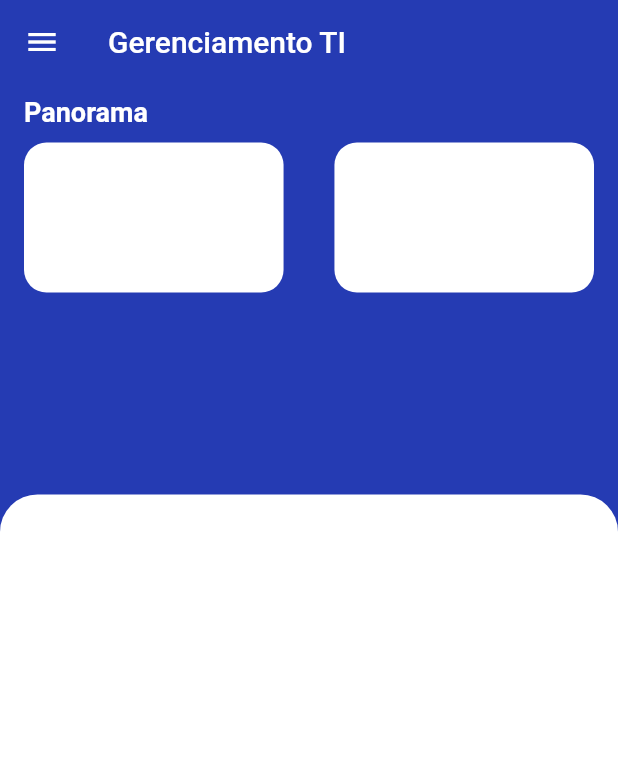
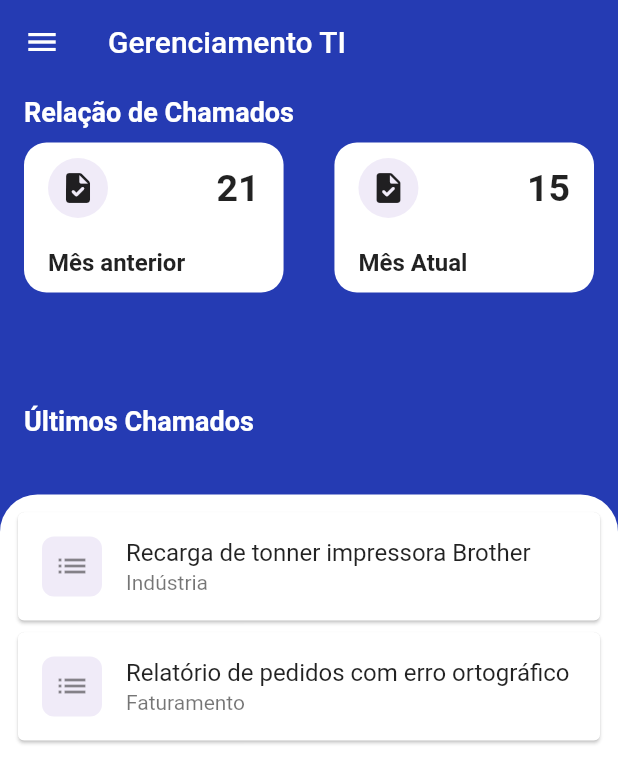
Before and after one commit to notria-12/sinc_forms, a Flutter app: the HomePage screen opened by its route, on a phone screen of 412 x 824 dp. Shown: the top 783 px of the screen. Run offline on Flutter 3.47's test engine with Material 2 defaults, Android fonts, the phone set to English and light mode, and no system bars; our stand-ins replace cloud_firestore, firebase_core, flutter_form_builder, flutter_modular; accounts and stored records are empty.

Commit message:
home to TI finalized

```diff
--- a/lib/modules/home/ti_home_page.dart
+++ b/lib/modules/home/ti_home_page.dart
@@ -30,7 +30,7 @@ class _HomePageState extends State<HomePage> {
                 crossAxisAlignment: CrossAxisAlignment.start,
                 children: [
                   Text(
-                    "Panorama",
+                    "Relação de Chamados",
                     style: TextStyle(
                         color: Colors.white,
                         fontFamily: "Roboto",
@@ -44,34 +44,154 @@ class _HomePageState extends State<HomePage> {
                     mainAxisAlignment: MainAxisAlignment.spaceBetween,
                     children: [
                       Container(
+                        padding: EdgeInsets.symmetric(horizontal: 16),
                         height: 100,
                         width: MediaQuery.of(context).size.width * 0.42,
                         decoration: BoxDecoration(
                             color: Colors.white,
                             borderRadius: BorderRadius.circular(15)),
+                        child: Column(
+                          mainAxisAlignment: MainAxisAlignment.spaceAround,
+                          crossAxisAlignment: CrossAxisAlignment.start,
+                          children: [
+                            Row(
+                              mainAxisAlignment: MainAxisAlignment.spaceBetween,
+                              children: [
+                                Container(
+                                  child:
+                                      Center(child: Icon(Icons.task_rounded)),
+                                  height: 40,
+                                  width: 40,
+                                  decoration: BoxDecoration(
+                                      shape: BoxShape.circle,
+                                      color: Color.fromRGBO(240, 235, 248, 1)),
+                                ),
+                                Text(
+                                  "21",
+                                  style: TextStyle(
+                                      // color: Colors.white,
+                                      fontFamily: "Roboto",
+                                      fontSize: 25,
+                                      fontWeight: FontWeight.w600),
+                                )
+                              ],
+                            ),
+                            Text("Mês anterior",
+                                style: TextStyle(
+                                    // color: Colors.white,
+                                    fontFamily: "Roboto",
+                                    fontSize: 16,
+                                    fontWeight: FontWeight.w600)),
+                          ],
+                        ),
                       ),
                       Container(
                         height: 100,
+                        padding: EdgeInsets.symmetric(horizontal: 16),
                         width: MediaQuery.of(context).size.width * 0.42,
                         decoration: BoxDecoration(
                             color: Colors.white,
                             borderRadius: BorderRadius.circular(15)),
+                        child: Column(
+                          mainAxisAlignment: MainAxisAlignment.spaceAround,
+                          crossAxisAlignment: CrossAxisAlignment.start,
+                          children: [
+                            Row(
+                              mainAxisAlignment: MainAxisAlignment.spaceBetween,
+                              children: [
+                                Container(
+                                  child:
+                                      Center(child: Icon(Icons.task_rounded)),
+                                  height: 40,
+                                  width: 40,
+                                  decoration: BoxDecoration(
+                                      shape: BoxShape.circle,
+                                      color: Color.fromRGBO(240, 235, 248, 1)),
+                                ),
+                                Text(
+                                  "15",
+                                  style: TextStyle(
+                                      // color: Colors.white,
+                                      fontFamily: "Roboto",
+                                      fontSize: 25,
+                                      fontWeight: FontWeight.w600),
+                                )
+                              ],
+                            ),
+                            Text("Mês Atual",
+                                style: TextStyle(
+                                    // color: Colors.white,
+                                    fontFamily: "Roboto",
+                                    fontSize: 16,
+                                    fontWeight: FontWeight.w600)),
+                          ],
+                        ),
                       )
                     ],
                   )
                 ],
               ),
             ),
+            Positioned(
+              top: MediaQuery.of(context).size.height * 0.26,
+              child: Padding(
+                padding: const EdgeInsets.only(left: 16),
+                child: Text(
+                  "Últimos Chamados",
+                  style: TextStyle(
+                      color: Colors.white,
+                      fontFamily: "Roboto",
+                      fontSize: 18,
+                      fontWeight: FontWeight.w700),
+                ),
+              ),
+            ),
             Align(
                 alignment: Alignment.bottomCenter,
                 // top: hei,
                 child: Container(
+                  padding: EdgeInsets.all(8.0),
                   decoration: BoxDecoration(
                       color: Colors.white,
                       borderRadius: BorderRadius.only(
                           topLeft: Radius.circular(25),
                           topRight: Radius.circular(25))),
                   height: MediaQuery.of(context).size.height * 0.6,
+                  child: ListView(
+                    children: [
+                      Card(
+                        child: ListTile(
+                          leading: Container(
+                            height: 40,
+                            width: 40,
+                            decoration: BoxDecoration(
+                                color: Color.fromRGBO(240, 235, 248, 1),
+                                borderRadius: BorderRadius.circular(8)),
+                            child: Icon(Icons.list),
+                          ),
+                          title: Text("Recarga de tonner impressora Brother"),
+                          subtitle: Text("Indústria"),
+                        ),
+                      ),
+                      Card(
+                        child: ListTile(
+                          leading: Container(
+                            height: 40,
+                            width: 40,
+                            decoration: BoxDecoration(
+                                color: Color.fromRGBO(240, 235, 248, 1),
+                                borderRadius: BorderRadius.circular(8)),
+                            child: Icon(Icons.list),
+                          ),
+                          title: Text(
+                            "Relatório de pedidos com erro ortográfico",
+                            overflow: TextOverflow.ellipsis,
+                          ),
+                          subtitle: Text("Faturamento"),
+                        ),
+                      )
+                    ],
+                  ),
                 ))
           ],
         ),
```
Also changed, not shown: 1 other file.
